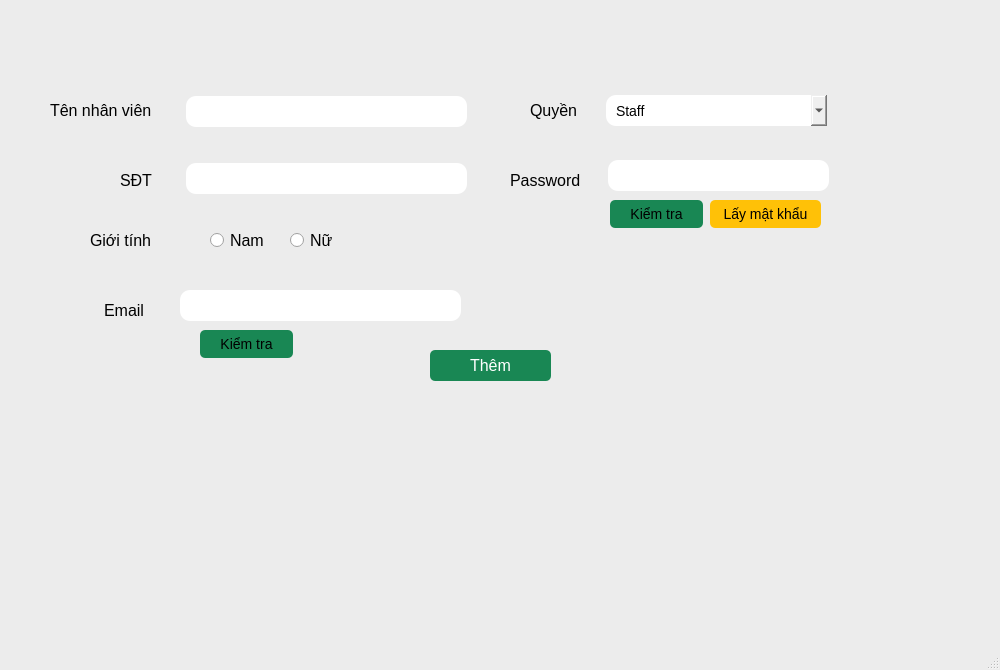
The window that src/view/admin/staff/view_add.ui (dangchien2003/QL_BanVePhim) describes before a commit, drawn with Qt 5.
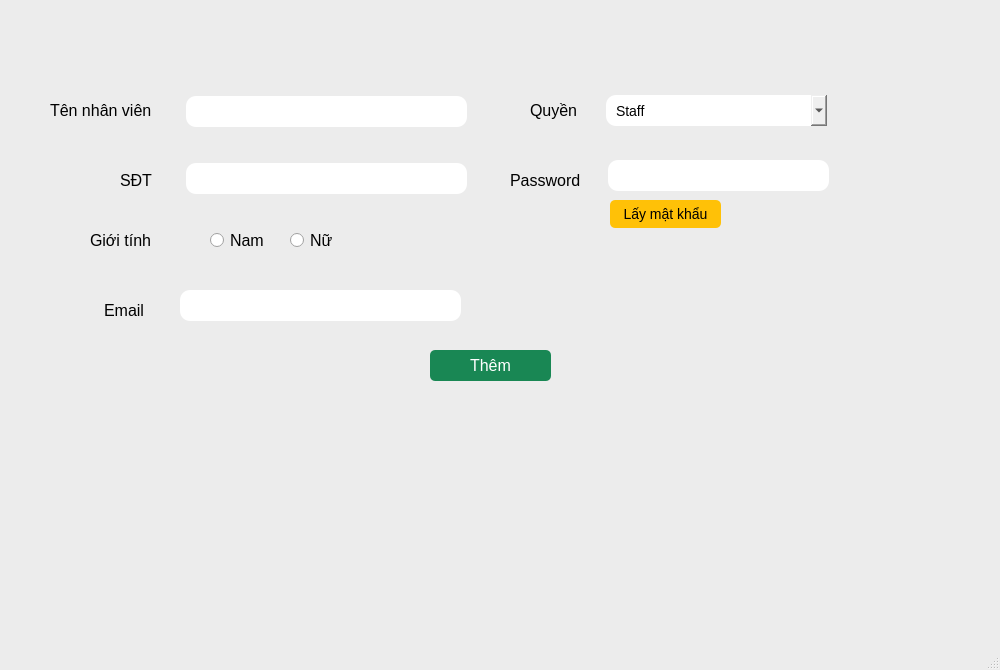
The same window after the commit.

Patch:
```diff
--- a/src/view/admin/staff/view_add.ui
+++ b/src/view/admin/staff/view_add.ui
@@ -161,7 +161,7 @@
    <widget class="QPushButton" name="render_password">
     <property name="geometry">
      <rect>
-      <x>710</x>
+      <x>610</x>
       <y>200</y>
       <width>111</width>
       <height>28</height>
@@ -174,38 +174,6 @@
      <string>Lấy mật khẩu</string>
     </property>
    </widget>
-   <widget class="QPushButton" name="check_password">
-    <property name="geometry">
-     <rect>
-      <x>610</x>
-      <y>200</y>
-      <width>93</width>
-      <height>28</height>
-     </rect>
-    </property>
-    <property name="styleSheet">
-     <string notr="true">font-size: 14px;	background-color: #198754;		border-radius: 5px</string>
-    </property>
-    <property name="text">
-     <string>Kiểm tra</string>
-    </property>
-   </widget>
-   <widget class="QPushButton" name="check_email">
-    <property name="geometry">
-     <rect>
-      <x>200</x>
-      <y>330</y>
-      <width>93</width>
-      <height>28</height>
-     </rect>
-    </property>
-    <property name="styleSheet">
-     <string notr="true">font-size: 14px;	background-color: #198754;		border-radius: 5px</string>
-    </property>
-    <property name="text">
-     <string>Kiểm tra</string>
-    </property>
-   </widget>
    <widget class="QGroupBox" name="groupBox">
     <property name="geometry">
      <rect>
```
